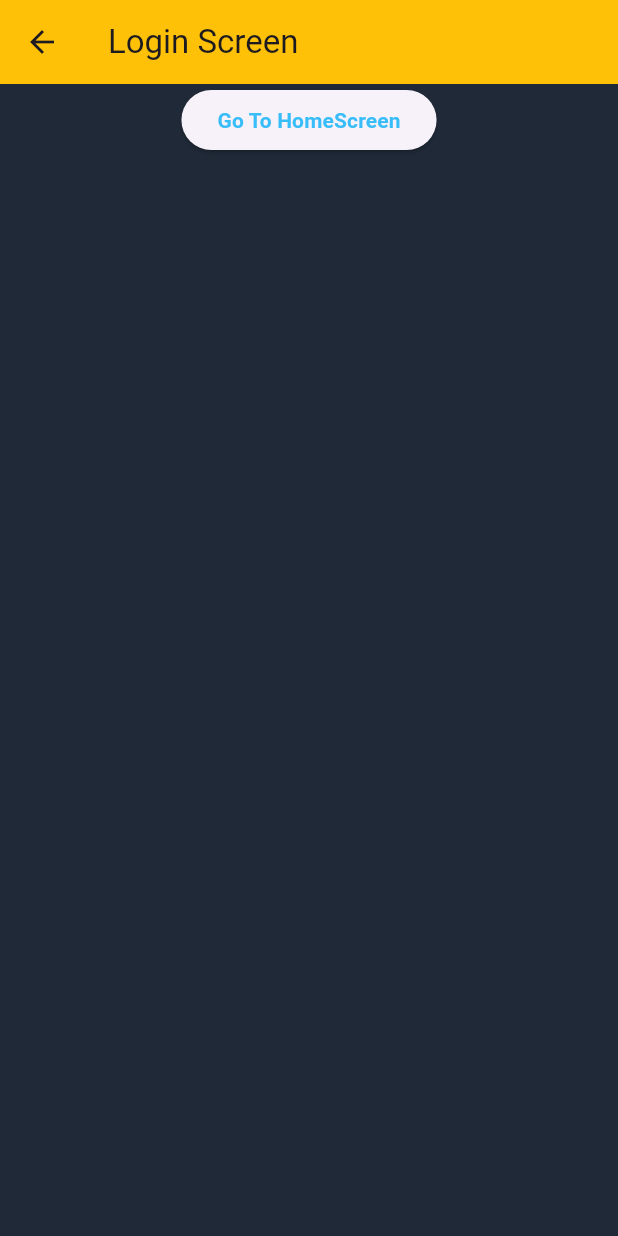
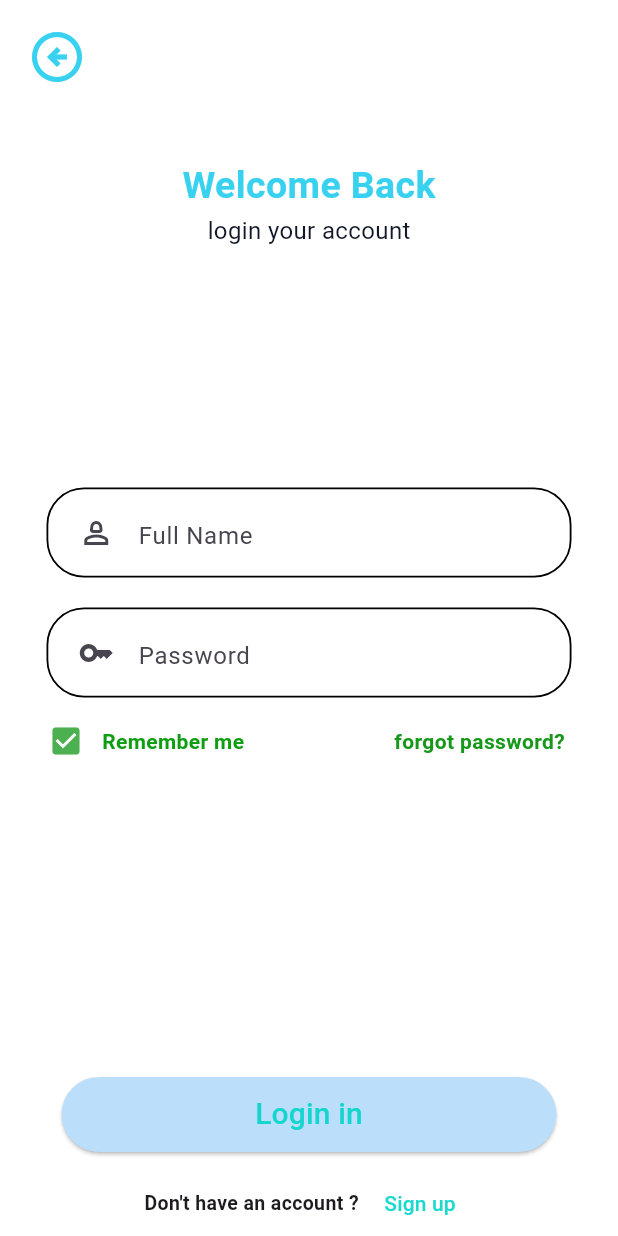
Before and after one commit to yornnonakh/e_commerces_app, a Flutter app: the screen it shows after launch, after a tap on "Sign In", on a phone screen of 412 x 824 dp. Run offline on Flutter 3.47's test engine with Material 3 defaults, Android fonts, the phone set to English and light mode, and no system bars; our stand-ins replace flutter_image_slideshow, get.

Commit message:
login screen

```diff
--- a/lib/modules/auth/screen/login_screen.dart
+++ b/lib/modules/auth/screen/login_screen.dart
@@ -1,33 +1,170 @@
 import 'package:e_commerces/app/theme/app_colors.dart';
+import 'package:e_commerces/app/theme/app_text_style.dart';
 import 'package:e_commerces/modules/home/screen/home_screen.dart';
 import 'package:flutter/material.dart';
 import 'package:get/get_core/src/get_main.dart';
 import 'package:get/get_navigation/src/extension_navigation.dart';
 
-class Login extends StatelessWidget {
-  const Login({super.key});
+class Login extends StatefulWidget {
+  Login({super.key});
+
+  @override
+  State<Login> createState() => _LoginState();
+}
+
+class _LoginState extends State<Login> {
+  TextEditingController emailcontroller = TextEditingController();
+
+  TextEditingController passwordcontroller = TextEditingController();
 
   @override
   Widget build(BuildContext context) {
     return Scaffold(
+      backgroundColor: Colors.white,
       appBar: AppBar(
-        backgroundColor: Colors.amber,
-        title: Text('Login Screen'),
+        backgroundColor: Colors.white,
+        leading: Padding(
+          padding: const EdgeInsets.all(10.0),
+          child: IconButton(
+            onPressed: () {
+              // logic here
+            },
+            icon: Icon(
+              Icons.arrow_circle_left_outlined,
+              size: 40,
+              color: const Color.fromARGB(235, 39, 206, 239),
+            ),
+          ),
+        ),
       ),
       body: Center(
         child: Column(
           children: [
-            ElevatedButton(
-              onPressed: () {
-                Get.to(HomeScreen());
-              },
+            Padding(
+              padding: const EdgeInsets.only(top: 50),
               child: Text(
-                'Go To HomeScreen',
+                "Welcome Back",
                 style: TextStyle(
-                  color: AppColors.primary,
-                  fontWeight: FontWeight.bold,
+                  color: const Color.fromARGB(235, 39, 206, 239),
+                  fontSize: 25,
+                  fontWeight: FontWeight.w600,
+                  fontFamily: AppTextStyle.heading.fontFamily,
                 ),
               ),
+            ),
+            Text("login your account", style: AppTextStyle.body),
+            SizedBox(height: 160),
+            Container(
+              width: 350,
+              height: 60,
+              decoration: BoxDecoration(
+                borderRadius: BorderRadius.circular(25),
+                color: Colors.white,
+                border: Border.all(width: 1.2),
+              ),
+              child: Padding(
+                padding: const EdgeInsets.all(8.0),
+                child: TextField(
+                  controller: emailcontroller,
+                  decoration: InputDecoration(
+                    prefixIcon: Icon(Icons.person_2_outlined),
+                    hintText: "Full Name",
+                    border: InputBorder.none,
+                  ),
+                ),
+              ),
+            ),
+            SizedBox(height: 20),
+            Container(
+              width: 350,
+              height: 60,
+              decoration: BoxDecoration(
+                borderRadius: BorderRadius.circular(25),
+                color: Colors.white,
+                border: Border.all(width: 1.2),
+              ),
+              child: Padding(
+                padding: const EdgeInsets.all(8.0),
+                child: TextField(
+                  controller: passwordcontroller,
+                  decoration: InputDecoration(
+                    prefixIcon: Icon(Icons.key),
+                    hintText: "Password",
+                    border: InputBorder.none,
+                  ),
+                ),
+              ),
+            ),
+            Padding(
+              padding: const EdgeInsets.only(top: 5),
+              child: Row(
+                children: [
+                  SizedBox(width: 20),
+                  Column(
+                    children: [
+                      IconButton(
+                        onPressed: () {
+                          // logic here
+                        },
+                        icon: Icon(Icons.check_box, color: Colors.green),
+                      ),
+                    ],
+                  ),
+                  Text(
+                    "Remember me",
+                    style: TextStyle(
+                      color: const Color.fromARGB(255, 15, 158, 19),
+                      fontWeight: FontWeight.bold,
+                    ),
+                  ),
+                  SizedBox(width: 100),
+                  Column(
+                    children: [
+                      Text(
+                        'forgot password?',
+                        style: TextStyle(
+                          color: const Color.fromARGB(255, 23, 152, 27),
+                          fontWeight: FontWeight.bold,
+                        ),
+                      ),
+                    ],
+                  ),
+                ],
+              ),
+            ),
+            SizedBox(height: 200),
+            ElevatedButton(
+              style: ElevatedButton.styleFrom(
+                backgroundColor: Colors.blue[100],
+                foregroundColor: const Color.fromARGB(232, 5, 213, 203),
+                fixedSize: Size(330, 50),
+              ),
+              onPressed: () {
+                // logic here
+              },
+              child: Text("Login in", style: TextStyle(fontSize: 20)),
+            ),
+            SizedBox(height: 10),
+            Row(
+              mainAxisAlignment: MainAxisAlignment.center,
+              children: [
+                Text(
+                  "Don't have an account ?",
+                  style: TextStyle(fontWeight: FontWeight.bold, fontSize: 13),
+                ),
+                SizedBox(width: 5),
+                TextButton(
+                  onPressed: () {
+                    // logic here
+                  },
+                  child: Text(
+                    'Sign up',
+                    style: TextStyle(
+                      color: const Color.fromARGB(232, 5, 213, 203),
+                    ),
+                  ),
+                ),
+              ],
             ),
           ],
         ),
```
